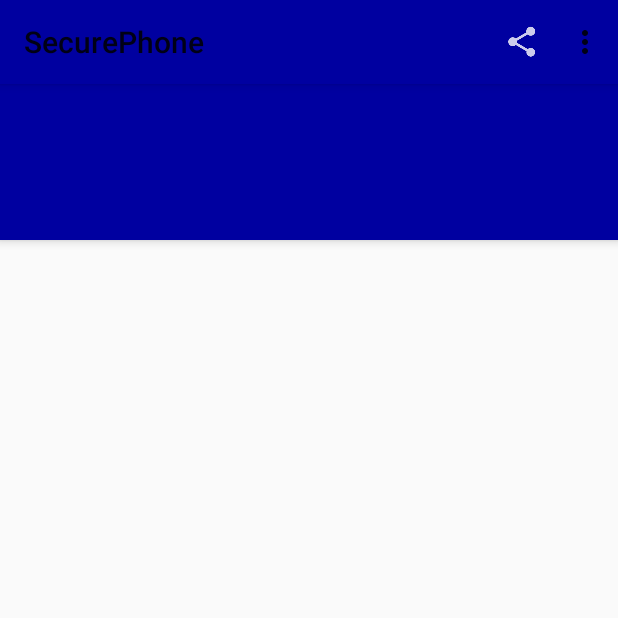
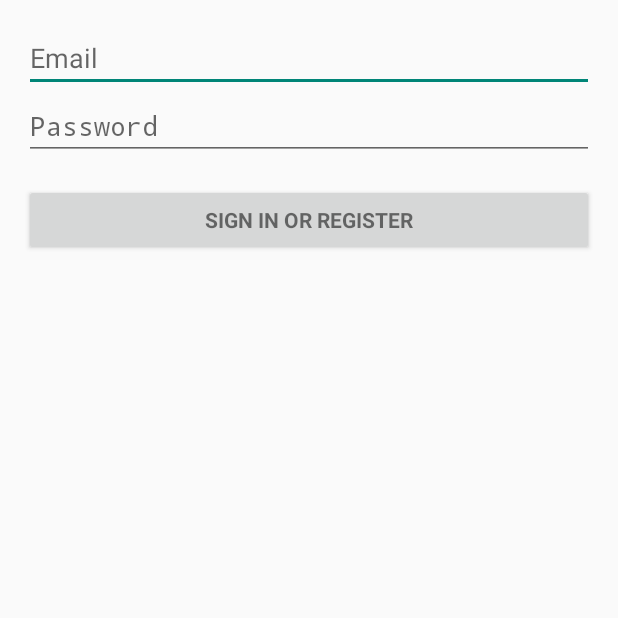
Before and after one commit to pratirvce/SecurePhone, an Android app: the screen it shows after launch (MainActivity before the commit, LoginActivity after it), on a phone screen of 412 x 824 dp, the top half of it. Run offline under Robolectric (Android 15) with nearby library versions, the phone set to English and light mode, and no system bars; our stand-ins replace ButterKnife; libraries missing offline, so code that uses them is left out: pub.devrel.easypermissions; 2 statements that could not run were skipped.

Commit message:
MainActivity.java      This will handing the log in activity.      Upon create, it will checked SharedPreferences for "loggedOn" flag.      If true, continue. If false, show LoginActivity      **** need to implement FireBase *****
LoginActivity.java
    This is a simple log in page.
    Email and password are stored in SharedPreferences.
    *** need to implement saving in FireBase as well ***
    Sets "loggedOn" flag to true in SharedPreferences if successful

DialogActivity
    Takes a password now and compares it with the stored password in SharedPreferences

```diff
--- /dev/null
+++ b/app/src/main/java/com/sjsu/securephone/theftdetector/LoginActivity.java
@@ -0,0 +1,104 @@
+package com.sjsu.securephone.theftdetector;
+
+import android.animation.Animator;
+import android.animation.AnimatorListenerAdapter;
+import android.annotation.TargetApi;
+import android.content.Context;
+import android.content.SharedPreferences;
+import android.content.pm.PackageManager;
+import android.support.annotation.NonNull;
+import android.support.design.widget.Snackbar;
+import android.app.Activity;
+import android.app.LoaderManager.LoaderCallbacks;
+
+import android.content.CursorLoader;
+import android.content.Loader;
+import android.database.Cursor;
+import android.net.Uri;
+import android.os.AsyncTask;
+
+import android.os.Build;
+import android.os.Bundle;
+import android.provider.ContactsContract;
+import android.text.TextUtils;
+import android.util.Log;
+import android.view.KeyEvent;
+import android.view.View;
+import android.view.View.OnClickListener;
+import android.view.inputmethod.EditorInfo;
+import android.widget.ArrayAdapter;
+import android.widget.AutoCompleteTextView;
+import android.widget.Button;
+import android.widget.EditText;
+import android.widget.TextView;
+
+import java.util.ArrayList;
+import java.util.List;
+
+import static android.Manifest.permission.READ_CONTACTS;
+
+public class LoginActivity extends Activity {
+
+
+    // UI references.
+    private AutoCompleteTextView mEmailView;
+    private EditText mPasswordView;
+    private View mProgressView;
+    private View mLoginFormView;
+
+    private static final String TAG = "LoginActivity";
+    private Context context;
+    private SharedPreferences sharedPref;
+    private SharedPreferences.Editor editor;
+
+    @Override
+    protected void onCreate(Bundle savedInstanceState) {
+        super.onCreate(savedInstanceState);
+        setContentView(R.layout.activity_login);
+
+        // Set up the login form.
+        mEmailView = (AutoCompleteTextView) findViewById(R.id.email);
+        mPasswordView = (EditText) findViewById(R.id.password);
+
+        // initialize SharedPreferences
+        context = this;
+        sharedPref = context.getSharedPreferences(getString(R.string.preference_file_key), Context.MODE_PRIVATE);
+        editor = sharedPref.edit();
+
+        Log.d(TAG, "onCreate()");
+    }
+
+    public void onSignIn(View view){
+        Log.d(TAG, "onSignIn");
+        String email = mEmailView.getText().toString();
+        String password = mPasswordView.getText().toString();
+
+        if( ((!email.isEmpty()) && (!password.isEmpty())) && (isEmailValid(email) && isPasswordValid(password))){
+            editor.putString(getString(R.string.preferences_email_key), email);
+            editor.putString(getString(R.string.preferences_password), password);
+            editor.putBoolean(getString(R.string.preference_logged_on_key), true);
+            editor.commit();
+
+            // also update email and password to firebase here
+            /*
+            *
+            *
+            *
+            *
+            *
+             */
+
+            Log.d(TAG, "Sign in is complete");
+            finish();
+        }
+
+    }
+
+    private boolean isEmailValid(String email) {
+        return email.contains("@");
+    }
+
+    private boolean isPasswordValid(String password) {
+        return password.length() > 4;
+    }
+}
--- a/app/src/main/java/com/sjsu/securephone/theftdetector/MainActivity.java
+++ b/app/src/main/java/com/sjsu/securephone/theftdetector/MainActivity.java
@@ -39,10 +39,9 @@ public class MainActivity extends AppCompatActivity implements
     private static final int RC_READ_SMS = 101;
 
     private static final String TAG = "MainActivity";
-    private Context context;// = this;
-    private SharedPreferences sharedPref;// = context.getSharedPreferences(
-            //getString(R.string.preference_file_key), Context.MODE_PRIVATE);
-    private SharedPreferences.Editor editor;// = sharedPref.edit();
+    private Context context;
+    private SharedPreferences sharedPref;
+    private SharedPreferences.Editor editor;
 
     @Override
     protected void onCreate(Bundle savedInstanceState) {
@@ -54,10 +53,20 @@ public class MainActivity extends AppCompatActivity implements
         setSupportActionBar(toolbar);
         readSMSPerm();
 
+        // initialize SharedPreferences
+        context = this;
+        sharedPref = context.getSharedPreferences(getString(R.string.preference_file_key), Context.MODE_PRIVATE);
+
+        // check if user has logged on before
+        boolean loggedOn = sharedPref.getBoolean(getString(R.string.preference_logged_on_key), false);
+        if(!loggedOn){
+            //start the login activity
+            Intent loginActivity = new Intent(this, LoginActivity.class);
+            startActivity(loginActivity);
+        }
+
         // used for the allowPower flag
         // by default, when app is started, the flag will always be false
-        context = this;
-        sharedPref = context.getSharedPreferences(getString(R.string.preference_file_key), Context.MODE_PRIVATE);
         editor = sharedPref.edit();
         editor.putBoolean(getString(R.string.preference_allow_power_key), false);
         editor.commit();
@@ -181,6 +190,15 @@ public class MainActivity extends AppCompatActivity implements
         if (event.getKeyCode() == KeyEvent.KEYCODE_POWER) {
             if (event.getAction() == KeyEvent.ACTION_UP) {
 
+                // at this point, must update location/time to firebase
+                /*
+                *
+                *
+                *
+                *
+                *
+                 */
+
                 // get the allowPower flag
                 //SharedPreferences sharedPref = this.getPreferences(Context.MODE_PRIVATE);
                 boolean allowPower = sharedPref.getBoolean(getString(R.string.preference_allow_power_key), false);
@@ -246,8 +264,28 @@ public class MainActivity extends AppCompatActivity implements
                     */
                 }
                 else if(!result){
-                    Log.e(TAG, "Wrong password is entered so don't show the power button.");
+                    Log.d(TAG, "User cannot power off.");
                 }
+            }
+            else if(resultCode == Activity.RESULT_CANCELED){
+
+                // at this point, must update location/time to firebase AND SEND EMAIL
+                /*
+                *
+                *
+                *
+                *
+                *
+                 */
+
+                AlertDialog.Builder alertDialogBuilder = new AlertDialog.Builder(this);
+                alertDialogBuilder.setMessage("Password is incorrect!");
+                alertDialogBuilder.setPositiveButton("OKAY", new DialogInterface.OnClickListener() {
+                    public void onClick(DialogInterface dialog, int id) {
+                    }
+                });
+                alertDialogBuilder.create();
+                alertDialogBuilder.show();
             }
         }
     }
--- /dev/null
+++ b/app/src/main/res/layout/activity_login.xml
@@ -0,0 +1,65 @@
+<LinearLayout xmlns:android="http://schemas.android.com/apk/res/android"
+    xmlns:tools="http://schemas.android.com/tools"
+    android:layout_width="match_parent"
+    android:layout_height="match_parent"
+    android:gravity="center_horizontal"
+    android:orientation="vertical"
+    android:paddingBottom="@dimen/activity_vertical_margin"
+    android:paddingLeft="@dimen/activity_horizontal_margin"
+    android:paddingRight="@dimen/activity_horizontal_margin"
+    android:paddingTop="@dimen/activity_vertical_margin"
+    tools:context="com.sjsu.securephone.theftdetector.LoginActivity">
+
+    <!-- Login progress -->
+    <ProgressBar
+        android:id="@+id/login_progress"
+        style="?android:attr/progressBarStyleLarge"
+        android:layout_width="wrap_content"
+        android:layout_height="wrap_content"
+        android:layout_marginBottom="8dp"
+        android:visibility="gone" />
+
+    <ScrollView
+        android:id="@+id/login_form"
+        android:layout_width="match_parent"
+        android:layout_height="match_parent">
+
+        <LinearLayout
+            android:id="@+id/email_login_form"
+            android:layout_width="match_parent"
+            android:layout_height="wrap_content"
+            android:orientation="vertical">
+
+            <AutoCompleteTextView
+                android:id="@+id/email"
+                android:layout_width="match_parent"
+                android:layout_height="wrap_content"
+                android:hint="@string/prompt_email"
+                android:inputType="textEmailAddress"
+                android:maxLines="1"
+                />
+
+            <EditText
+                android:id="@+id/password"
+                android:layout_width="match_parent"
+                android:layout_height="wrap_content"
+                android:hint="@string/prompt_password"
+                android:imeActionId="@+id/login"
+                android:imeActionLabel="@string/action_sign_in_short"
+                android:imeOptions="actionUnspecified"
+                android:inputType="textPassword"
+                android:maxLines="1"/>
+
+            <Button
+                android:id="@+id/email_sign_in_button"
+                style="?android:textAppearanceSmall"
+                android:layout_width="match_parent"
+                android:layout_height="wrap_content"
+                android:layout_marginTop="16dp"
+                android:text="@string/action_sign_in"
+                android:textStyle="bold"
+                android:onClick="onSignIn"/>
+
+        </LinearLayout>
+    </ScrollView>
+</LinearLayout>
--- a/app/src/main/res/values/strings.xml
+++ b/app/src/main/res/values/strings.xml
@@ -16,5 +16,22 @@
     </style>
 
     <string name="preference_file_key">com.sjsu.securephone.theftdector.PREFERENCE_FILE_KEY</string>
-    <string name="preference_allow_power_key">allowPower</string>
+    <string name="preference_allow_power_key">pref_allowPower</string>
+    <string name="preference_logged_on_key">pref_loggedOn</string>
+    <string name="preferences_email_key">pref_email</string>
+    <string name="preferences_password">password</string>
+    <string name="title_activity_login">Sign in</string>
+
+    <!-- Strings related to login -->
+    <string name="prompt_email">Email</string>
+    <string name="prompt_password">Password</string>
+    <string name="action_sign_in">Sign in or register</string>
+    <string name="action_sign_in_short">Sign in</string>
+    <string name="error_invalid_email">This email address is invalid</string>
+    <string name="error_invalid_password">This password is too short</string>
+    <string name="error_incorrect_password">This password is incorrect</string>
+    <string name="error_field_required">This field is required</string>
+    <string name="permission_rationale">"Contacts permissions are needed for providing email
+        completions."
+    </string>
 </resources>
```
Also changed, not shown: app/src/main/AndroidManifest.xml (+13 -2 lines), app/src/main/java/com/sjsu/securephone/theftdetector/DialogActivity.java (+34 -4 lines).
